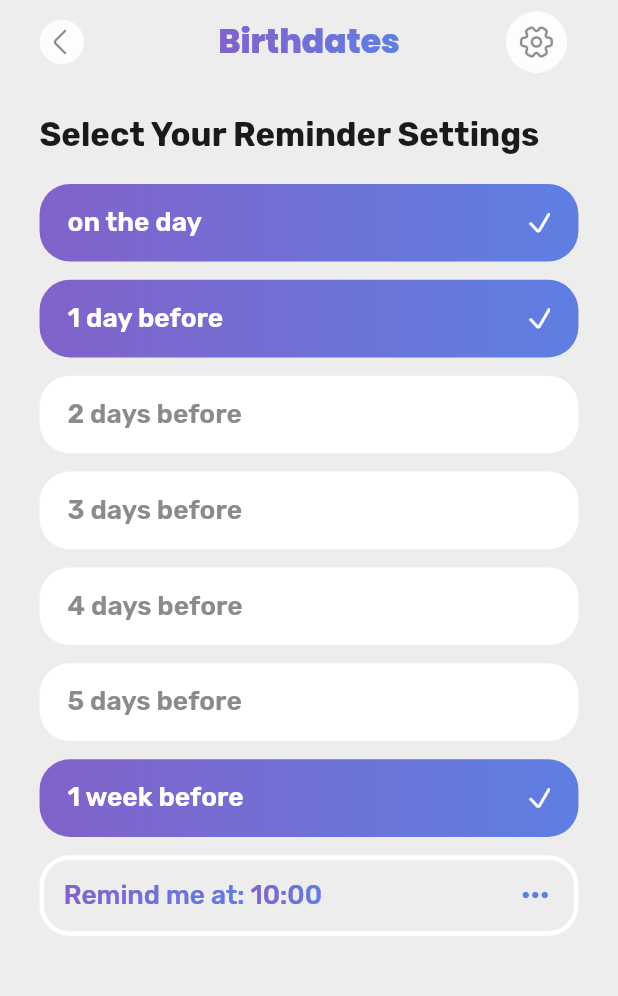
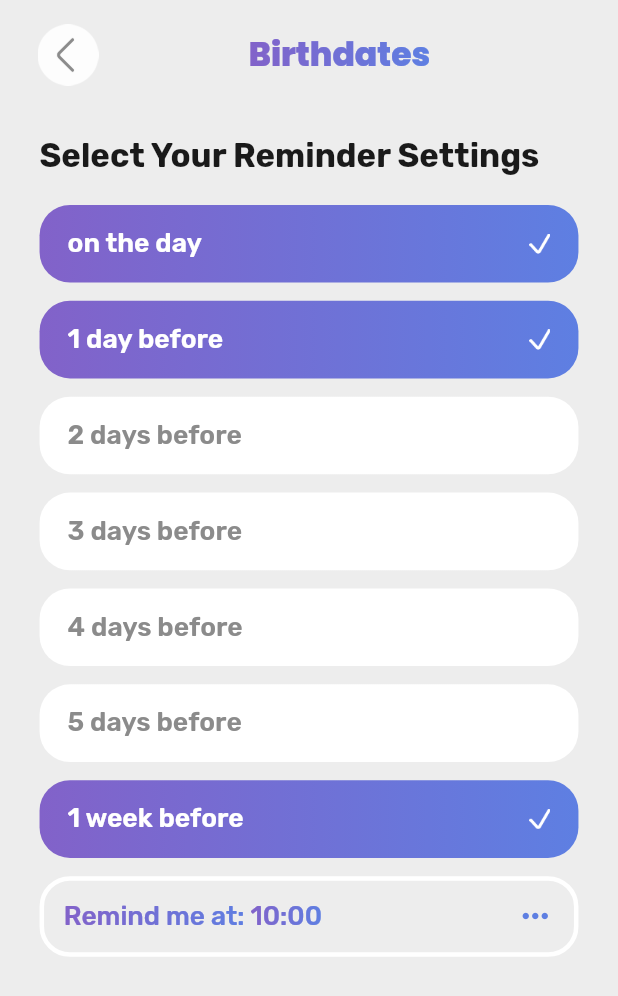
Before and after one commit to UsamaAkbar123/birthday_app, a Flutter app: the SelectReminderOptions screen opened directly, on a phone screen of 412 x 824 dp. Shown: the top 996 px of the screen. Run offline on Flutter 3.47's test engine with Material 2 defaults, Android fonts, the phone set to English and light mode, and no system bars; drawn by our look-alikes of simple_gradient_text; our stand-ins replace carousel_slider, cloud_firestore, firebase_core, firebase_messaging, firebase_storage, flutter_local_notifications and 6 more; missing offline and left inert: flutter_cupertino_date_picker_fork, flutter_dynamic_icon; accounts and stored records are empty.

Commit message:
issue 1,3 resolve

```diff
--- a/lib/screens/select_remider_option.dart
+++ b/lib/screens/select_remider_option.dart
@@ -1,16 +1,14 @@
 import 'package:birthdates/firebase_services/firebase_services.dart';
 import 'package:birthdates/managers/preference_manager.dart';
-import 'package:birthdates/providers/navprovider.dart';
 import 'package:birthdates/utils/colors.dart';
 import 'package:birthdates/utils/style.dart';
-import 'package:birthdates/widgets/birthdates.dart';
+import 'package:birthdates/widgets/appbar.dart';
 import 'package:flutter/cupertino.dart';
 import 'package:flutter/material.dart';
 import 'package:flutter_cupertino_date_picker_fork/flutter_cupertino_date_picker_fork.dart';
 import 'package:flutter_screenutil/flutter_screenutil.dart';
 import 'package:google_fonts/google_fonts.dart';
 import 'package:intl/intl.dart';
-import 'package:provider/provider.dart';
 import 'package:simple_gradient_text/simple_gradient_text.dart';
 
 class Item {
@@ -19,13 +17,6 @@ class Item {
 
   const Item({required this.prefix, this.helper});
 }
-
-const items = [
-  Item(prefix: '2 day before', helper: ''),
-  Item(prefix: '3 day before', helper: ''),
-  Item(prefix: '4 day before', helper: ''),
-  Item(prefix: '5 day before', helper: ''),
-];
 
 class SelectReminderOptions extends StatefulWidget {
   const SelectReminderOptions({Key? key}) : super(key: key);
@@ -39,40 +30,11 @@ class _SelectReminderOptionsState extends State<SelectReminderOptions> {
 
   @override
   Widget build(BuildContext context) {
-    var navProvider = Provider.of<NavProvider>(context, listen: false);
     return Scaffold(
       backgroundColor: AppColors.background,
-      appBar: AppBar(
-        backgroundColor: AppColors.background,
-        elevation: 0,
-        title: const BirthDates(),
-        centerTitle: true,
-        leading: Padding(
-          padding: EdgeInsets.only(left: 24.0.w),
-          child: InkWell(
-            onTap: () {
-              navProvider.setNavIndex(3);
-            },
-            child: Image.asset(
-              'assets/icons/back.png',
-              scale: 2.95,
-            ),
-          ),
-        ),
-        actions: [
-          Padding(
-            padding: EdgeInsets.only(right: 24.0.w),
-            child: InkWell(
-              onTap: () {
-                Provider.of<NavProvider>(context, listen: false).setNavIndex(3);
-              },
-              child: Image.asset(
-                'assets/icons/settings.png',
-                scale: 2.95,
-              ),
-            ),
-          ),
-        ],
+      appBar: const MyAppBar(
+        hasBackButton: true,
+        hasSettingIcon: false,
       ),
       body: Padding(
         padding: EdgeInsets.symmetric(horizontal: 24.w),
@@ -250,28 +212,6 @@ class _SelectReminderOptionsState extends State<SelectReminderOptions> {
                 ),
               ),
             ),
-
-            // CupertinoFormSection.insetGrouped(
-            //   children: [
-            //     ...List.generate(
-            //       items.length,
-            //       (index) => GestureDetector(
-            //         onTap: () {
-            //           setState(() => _selectedIndex = index);
-            //           _prefs.setReminder = items[index].prefix.toString();
-            //           FirebaseServices().updateNotificationRemainderList(
-            //               _prefs.getDeviceToken,
-            //               items[index].prefix.toString());
-            //         },
-            //         child: buildCupertinoFormRow(
-            //           items[index].prefix,
-            //           items[index].helper,
-            //           selected: _selectedIndex == index,
-            //         ),
-            //       ),
-            //     ),
-            //   ],
-            // ),
           ],
         ),
       ),
--- a/lib/screens/settings.dart
+++ b/lib/screens/settings.dart
@@ -3,6 +3,7 @@ import 'package:birthdates/utils/colors.dart';
 import 'package:birthdates/utils/context.dart';
 import 'package:birthdates/utils/style.dart';
 import 'package:birthdates/widgets/appbar.dart';
+import 'package:birthdates/widgets/birthdates.dart';
 import 'package:flutter/material.dart';
 import 'package:flutter_dynamic_icon/flutter_dynamic_icon.dart';
 import 'package:flutter_screenutil/flutter_screenutil.dart';
@@ -37,7 +38,7 @@ class _SettingsScreenState extends State<SettingsScreen> {
       backgroundColor: AppColors.background,
       appBar: const MyAppBar(
         hasBackButton: true,
-        backTo: 1,
+        hasSettingIcon: false,
       ),
       body: Column(
         children: [
--- a/lib/widgets/appbar.dart
+++ b/lib/widgets/appbar.dart
@@ -78,10 +78,12 @@ class MyAppBar extends StatelessWidget implements PreferredSizeWidget {
   const MyAppBar({
     this.hasBackButton,
     this.backTo,
+    this.hasSettingIcon = true,
     super.key,
   });
   final bool? hasBackButton;
   final int? backTo;
+  final bool ? hasSettingIcon;
   @override
   Widget build(BuildContext context) {
     return ChangeNotifierProvider.value(
@@ -126,7 +128,7 @@ class MyAppBar extends StatelessWidget implements PreferredSizeWidget {
               ],
             ),
             const BirthDates(),
-            InkWell(
+            hasSettingIcon == true ? InkWell(
               onTap: () {
                 Provider.of<NavProvider>(context, listen: false).setNavIndex(3);
               },
@@ -134,7 +136,7 @@ class MyAppBar extends StatelessWidget implements PreferredSizeWidget {
                 'assets/icons/settings.png',
                 scale: 2.95,
               ),
-            ),
+            ) : const SizedBox(),
           ],
         ),
       ),
```
